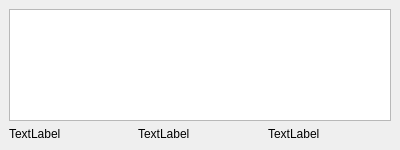
Qt form ui/mainwindow.ui (g3ar/conntester) before a commit.
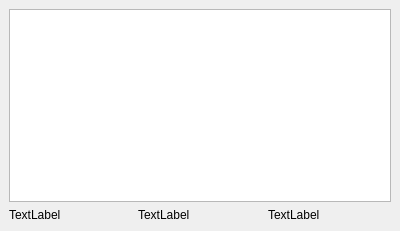
The same form after that commit.

```diff
--- a/ui/mainwindow.ui
+++ b/ui/mainwindow.ui
@@ -7,7 +7,7 @@
     <x>0</x>
     <y>0</y>
     <width>400</width>
-    <height>150</height>
+    <height>231</height>
    </rect>
   </property>
   <property name="sizePolicy">
```
